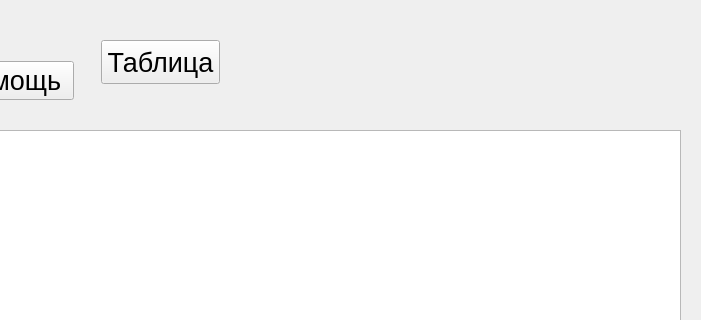
came0987/dbms_mpei, file ui_main.ui: the form before one commit; both pictures show x 499 to 1200 and y 0 to 320 of the 1200 by 700 pixel window.
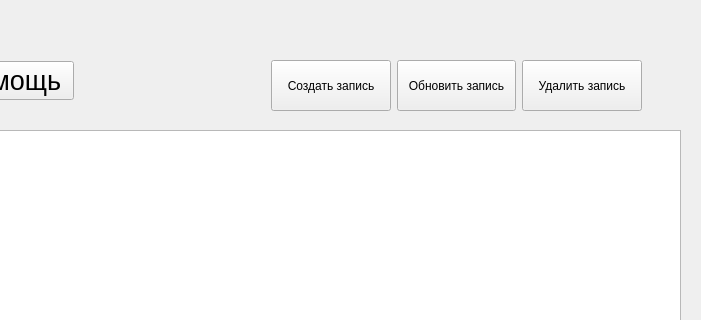
The form after the commit.

Commit message: update ui: add crud buttons

Patch:
```diff
--- a/ui_main.ui
+++ b/ui_main.ui
@@ -202,31 +202,56 @@
      </widget>
     </widget>
    </widget>
-   <widget class="QPushButton" name="pushButton">
-    <property name="enabled">
-     <bool>true</bool>
-    </property>
+   <widget class="QWidget" name="">
     <property name="geometry">
      <rect>
-      <x>600</x>
-      <y>40</y>
-      <width>119</width>
-      <height>44</height>
+      <x>770</x>
+      <y>60</y>
+      <width>371</width>
+      <height>51</height>
      </rect>
     </property>
+    <layout class="QHBoxLayout" name="horizontalLayout_2">
+     <item>
+      <widget class="QPushButton" name="pushButton_5">
     <property name="sizePolicy">
-     <sizepolicy hsizetype="Minimum" vsizetype="Fixed">
+        <sizepolicy hsizetype="Minimum" vsizetype="Minimum">
       <horstretch>0</horstretch>
-      <verstretch>1</verstretch>
-     </sizepolicy>
-    </property>
-    <property name="styleSheet">
-     <string notr="true">font-size: 20pt;
-</string>
-    </property>
+         <verstretch>0</verstretch>
+        </sizepolicy>
+       </property>
+       <property name="text">
+        <string>Создать запись</string>
+       </property>
+      </widget>
+     </item>
+     <item>
+      <widget class="QPushButton" name="pushButton_2">
+       <property name="sizePolicy">
+        <sizepolicy hsizetype="Minimum" vsizetype="Minimum">
+         <horstretch>0</horstretch>
+         <verstretch>0</verstretch>
+        </sizepolicy>
+       </property>
     <property name="text">
-     <string>Таблица</string>
-    </property>
+        <string>Обновить запись</string>
+       </property>
+      </widget>
+     </item>
+     <item>
+      <widget class="QPushButton" name="pushButton">
+       <property name="sizePolicy">
+        <sizepolicy hsizetype="Minimum" vsizetype="Minimum">
+         <horstretch>0</horstretch>
+         <verstretch>0</verstretch>
+        </sizepolicy>
+       </property>
+       <property name="text">
+        <string>Удалить запись</string>
+       </property>
+      </widget>
+     </item>
+    </layout>
    </widget>
   </widget>
  </widget>
```
Lines whose indentation alone changed are shown as unchanged. The commit also changes 1 other file.
